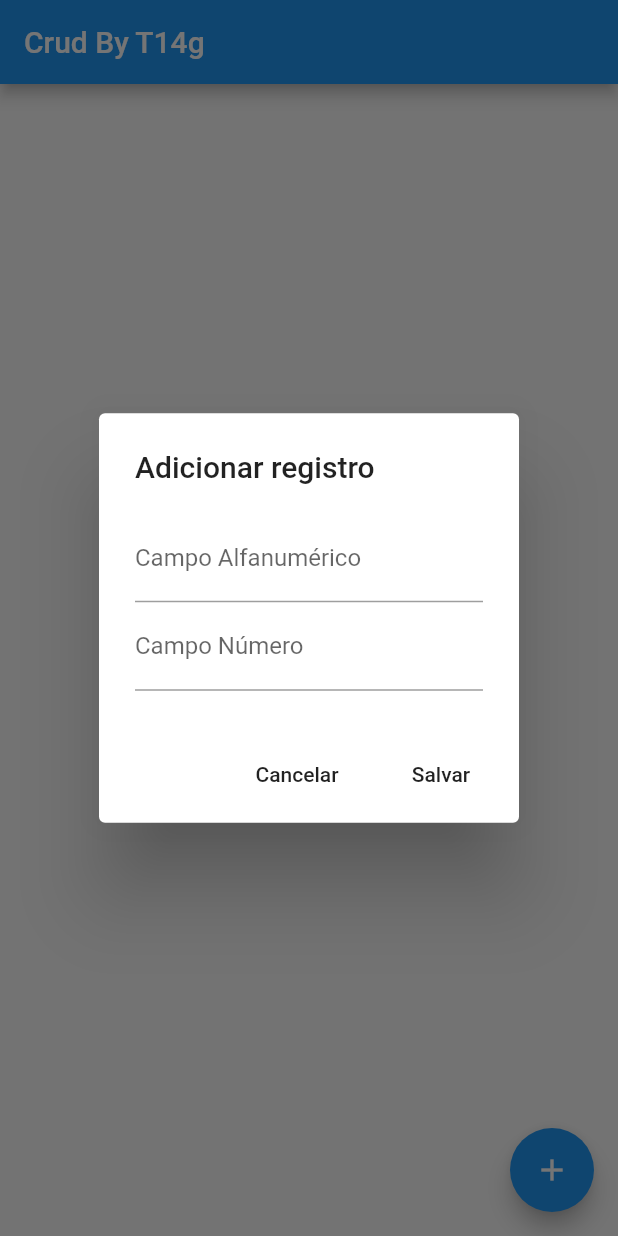
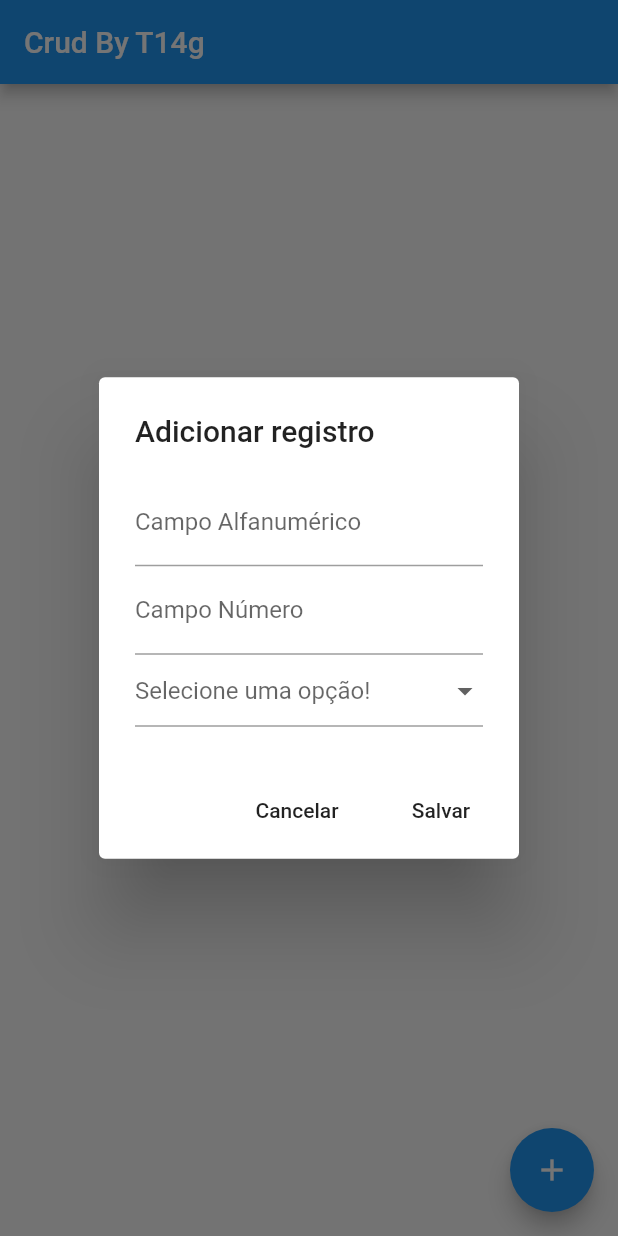
Before and after one commit to T14g/flutter-dart-crud, a Flutter app: the screen it shows after launch, after a tap on the "add" icon, on a phone screen of 412 x 824 dp. Run offline on Flutter 3.47's test engine with Material 2 defaults, Android fonts, the phone set to English and light mode, and no system bars; our stand-ins replace sqflite; accounts and stored records are empty.

```diff
--- a/lib/screens/home_screen.dart
+++ b/lib/screens/home_screen.dart
@@ -1,6 +1,14 @@
 import 'package:flutter/material.dart';
 import 'package:projeto/models/register.dart';
 import 'package:projeto/services/register_services.dart';
+import 'package:intl/intl.dart';
+
+
+// Texto alfanumérico
+// Campo número inteiro
+// Campo Moeda float/double + R$
+// DATA
+// SELEÇÃO VALORES VALIDOS
 
 class HomeScreen extends StatefulWidget {
   @override
@@ -9,15 +17,35 @@ class HomeScreen extends StatefulWidget {
 
 class _HomeScreenState extends State<HomeScreen> {
 
+  // Select values
+
+
   //Controllers
   var _fieldAlphanumeric = TextEditingController();
   var _fieldNumber = TextEditingController();
+  var _fieldDate = TextEditingController();
+  var _selectOptions = List<DropdownMenuItem>();
+  var _fieldSelect ;
+
+  DateTime _date = DateTime.now();
+
+  //Method for getting the calendar
+  _selectDate(BuildContext context) async {
+    var _pickedDate = await showDatePicker(context: context, initialDate: _date, firstDate: DateTime(2000), lastDate: DateTime(2099));
+    if(_pickedDate != null){
+      setState(() {
+        _date = _pickedDate;
+        _fieldDate.text = DateFormat('dd-MM-YYYY').format(_pickedDate);
+      });
+    }
+  }
 
   //Models
   var _register = Register();
   var _registerService = RegisterService();
 
   List<Register> _registerList = List<Register>();
+
 
   @override
   void initState() {
@@ -80,6 +108,29 @@ class _HomeScreenState extends State<HomeScreen> {
                 labelText: 'Campo Número'
               ),
             ),
+            // TextField(
+            //   controller: _fieldDate,
+            //   decoration: InputDecoration(
+            //     labelText: 'Data',
+            //     prefixIcon: InkWell(onTap: (){
+            //       _selectDate(context);
+            //     }),
+            //   ),
+            // ),
+            DropdownButtonFormField(
+              value: _fieldSelect,
+              items: [
+                DropdownMenuItem(child: Text('Casa'), value: Text('Casa')),
+                DropdownMenuItem(child: Text('Carro'), value: Text('Carro')),
+                DropdownMenuItem(child: Text('BMW'), value: Text('BMW')),
+              ],
+              hint: Text('Selecione uma opção!'),
+              onChanged: (value){
+                setState(() {
+                  _fieldSelect = value;
+                });
+              },
+            )
 
           ]
         )
--- a/pubspec.yaml
+++ b/pubspec.yaml
@@ -19,6 +19,7 @@ environment:
 dependencies:
   flutter_form_builder: ^3.8.1
   sqflite: ^1.3.0
+  intl: ^0.16.1
   path_provider: ^1.6.5
   flutter:
     sdk: flutter
```
Also changed, not shown: pubspec.lock.
